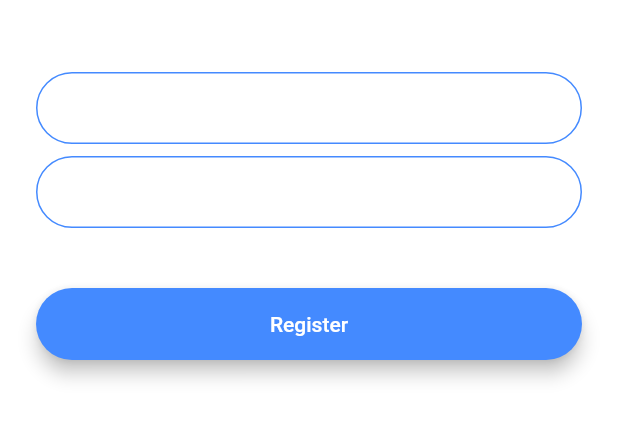
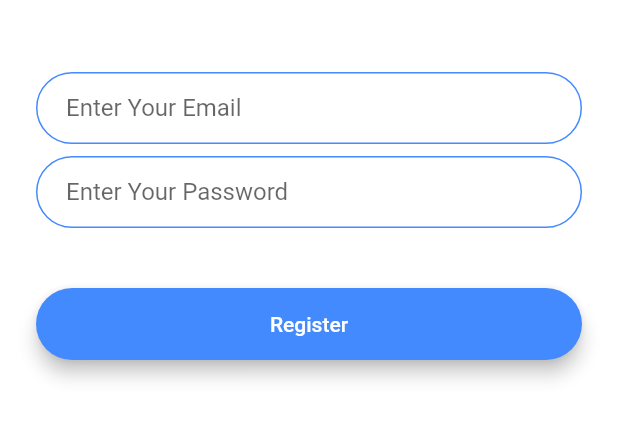
Before and after one commit to benjamin852/WhatsApp_Clone, a Flutter app: the RegistrationScreen screen opened by its route, on a phone screen of 412 x 824 dp, the part 576-1018 px from its top. Run offline on Flutter 3.47's test engine with Material 2 defaults, Android fonts, the phone set to English and light mode, and no system bars; our stand-ins replace animated_text_kit.

Commit message:
input styled

```diff
--- a/lib/constants.dart
+++ b/lib/constants.dart
@@ -17,3 +17,19 @@ const kMessageContainerDecoration = BoxDecoration(
     top: BorderSide(color: Colors.lightBlueAccent, width: 2.0),
   ),
 );
+
+const kTextFieldDecoration = InputDecoration(
+  hintText: '',
+  contentPadding: EdgeInsets.symmetric(vertical: 10.0, horizontal: 20.0),
+  border: OutlineInputBorder(
+    borderRadius: BorderRadius.all(Radius.circular(32.0)),
+  ),
+  enabledBorder: OutlineInputBorder(
+    borderSide: BorderSide(color: Colors.blueAccent, width: 1.0),
+    borderRadius: BorderRadius.all(Radius.circular(32.0)),
+  ),
+  focusedBorder: OutlineInputBorder(
+    borderSide: BorderSide(color: Colors.blueAccent, width: 2.0),
+    borderRadius: BorderRadius.all(Radius.circular(32.0)),
+  ),
+);
--- a/lib/main.dart
+++ b/lib/main.dart
@@ -17,11 +17,6 @@ class FlashChat extends StatelessWidget {
   @override
   Widget build(BuildContext context) {
     return MaterialApp(
-      theme: ThemeData.dark().copyWith(
-        textTheme: TextTheme(
-          body1: TextStyle(color: Colors.black54),
-        ),
-      ),
       initialRoute: WelcomeScreen.routeName,
       routes: getRoutes(context),
     );
--- a/lib/screens/registration_screen.dart
+++ b/lib/screens/registration_screen.dart
@@ -1,4 +1,10 @@
 import 'package:flutter/material.dart';
+
+import 'package:flash_chat/widgets/rounded_button.dart';
+
+import 'package:flash_chat/constants.dart';
+
+import '../constants.dart';
 
 class RegistrationScreen extends StatefulWidget {
   static const routeName = '/registration-screen';
@@ -31,68 +37,26 @@ class _RegistrationScreenState extends State<RegistrationScreen> {
               onChanged: (value) {
                 //Do something with the user input.
               },
-              decoration: InputDecoration(
-                hintText: 'Enter your email',
-                contentPadding:
-                    EdgeInsets.symmetric(vertical: 10.0, horizontal: 20.0),
-                border: OutlineInputBorder(
-                  borderRadius: BorderRadius.all(Radius.circular(32.0)),
-                ),
-                enabledBorder: OutlineInputBorder(
-                  borderSide: BorderSide(color: Colors.blueAccent, width: 1.0),
-                  borderRadius: BorderRadius.all(Radius.circular(32.0)),
-                ),
-                focusedBorder: OutlineInputBorder(
-                  borderSide: BorderSide(color: Colors.blueAccent, width: 2.0),
-                  borderRadius: BorderRadius.all(Radius.circular(32.0)),
-                ),
+              decoration: kTextFieldDecoration.copyWith(
+                hintText: 'Enter Your Email',
               ),
             ),
             SizedBox(
               height: 8.0,
             ),
             TextField(
-              onChanged: (value) {
-                //Do something with the user input.
-              },
-              decoration: InputDecoration(
-                hintText: 'Enter your password',
-                contentPadding:
-                    EdgeInsets.symmetric(vertical: 10.0, horizontal: 20.0),
-                border: OutlineInputBorder(
-                  borderRadius: BorderRadius.all(Radius.circular(32.0)),
-                ),
-                enabledBorder: OutlineInputBorder(
-                  borderSide: BorderSide(color: Colors.blueAccent, width: 1.0),
-                  borderRadius: BorderRadius.all(Radius.circular(32.0)),
-                ),
-                focusedBorder: OutlineInputBorder(
-                  borderSide: BorderSide(color: Colors.blueAccent, width: 2.0),
-                  borderRadius: BorderRadius.all(Radius.circular(32.0)),
-                ),
+              onChanged: (value) {},
+              decoration: kTextFieldDecoration.copyWith(
+                hintText: 'Enter Your Password',
               ),
             ),
             SizedBox(
               height: 24.0,
             ),
-            Padding(
-              padding: EdgeInsets.symmetric(vertical: 16.0),
-              child: Material(
-                color: Colors.blueAccent,
-                borderRadius: BorderRadius.all(Radius.circular(30.0)),
-                elevation: 5.0,
-                child: MaterialButton(
-                  onPressed: () {
-                    //Implement registration functionality.
-                  },
-                  minWidth: 200.0,
-                  height: 42.0,
-                  child: Text(
-                    'Register',
-                    style: TextStyle(color: Colors.white),
-                  ),
-                ),
-              ),
+            RoundedButton(
+              title: 'Register',
+              colour: Colors.blueAccent,
+              onPressed: () {},
             ),
           ],
         ),
--- /dev/null
+++ b/lib/widgets/rounded_button.dart
@@ -0,0 +1,36 @@
+import 'package:flutter/material.dart';
+
+class RoundedButton extends StatelessWidget {
+  final Color colour;
+  final String title;
+  final Function onPressed;
+
+  RoundedButton({
+    this.colour,
+    this.title,
+    @required this.onPressed,
+  });
+
+  @override
+  Widget build(BuildContext context) {
+    return Padding(
+      padding: EdgeInsets.symmetric(vertical: 16.0),
+      child: Material(
+        elevation: 5.0,
+        color: colour,
+        borderRadius: BorderRadius.circular(30.0),
+        child: MaterialButton(
+          onPressed: onPressed,
+          minWidth: 200.0,
+          height: 42.0,
+          child: Text(
+            title,
+            style: TextStyle(
+              color: Colors.white,
+            ),
+          ),
+        ),
+      ),
+    );
+  }
+}
```
Also changed, not shown: lib/screens/login_screen.dart (+6 -17 lines), lib/screens/welcome_screen.dart (+3 -37 lines).
